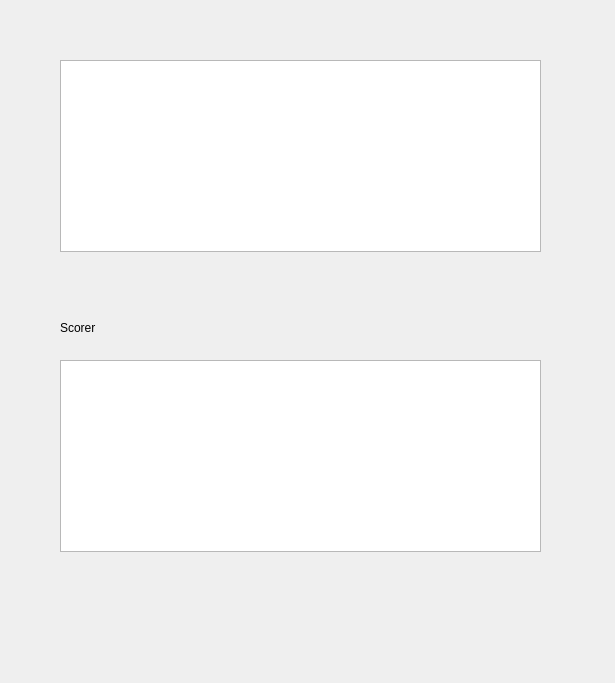
tapir442/py-match-fit, file ui/Standings.ui: the form before one commit.
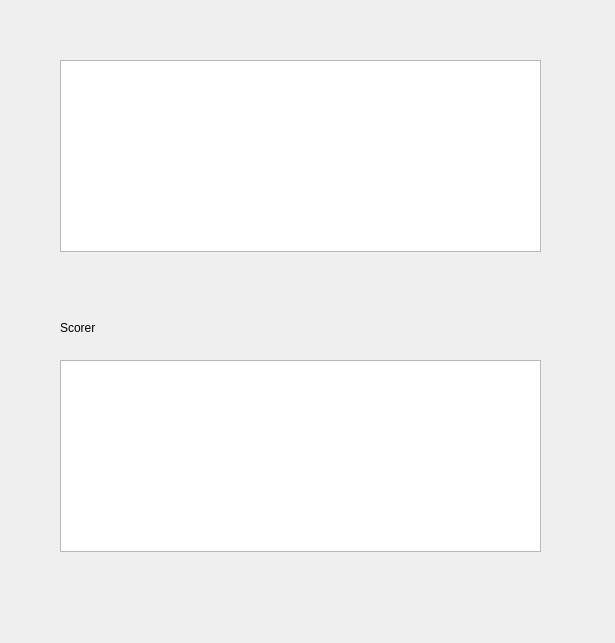
The form after the commit.

```diff
--- a/ui/Standings.ui
+++ b/ui/Standings.ui
@@ -7,7 +7,7 @@
     <x>0</x>
     <y>0</y>
     <width>615</width>
-    <height>683</height>
+    <height>643</height>
    </rect>
   </property>
   <property name="windowTitle">
```
